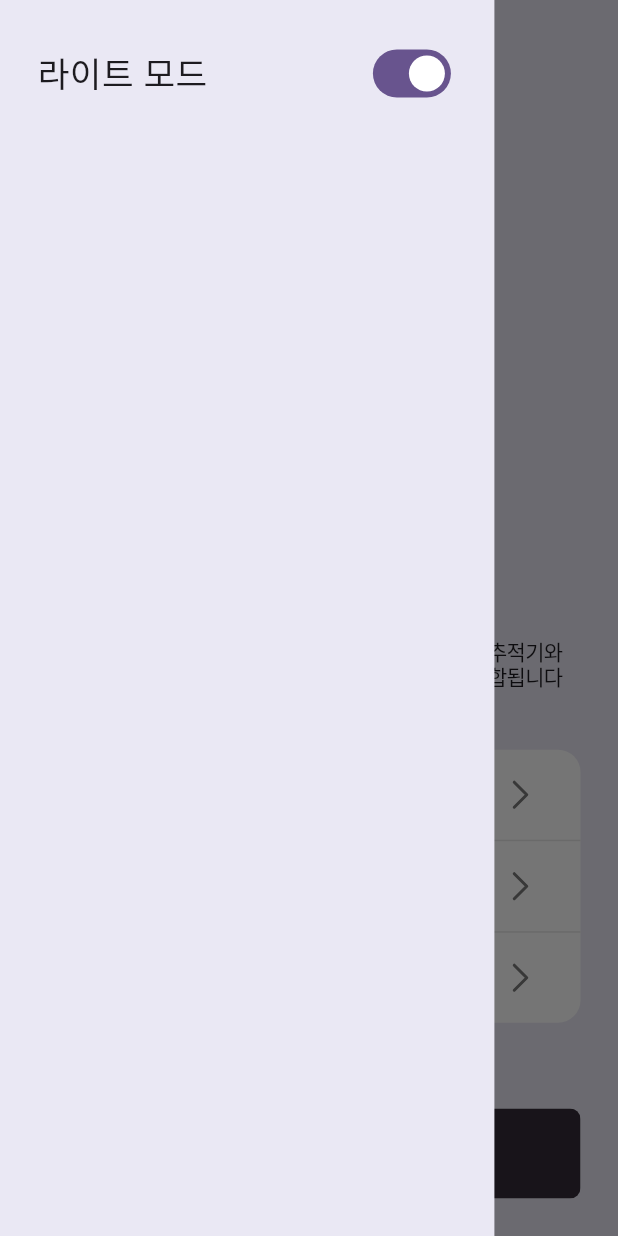
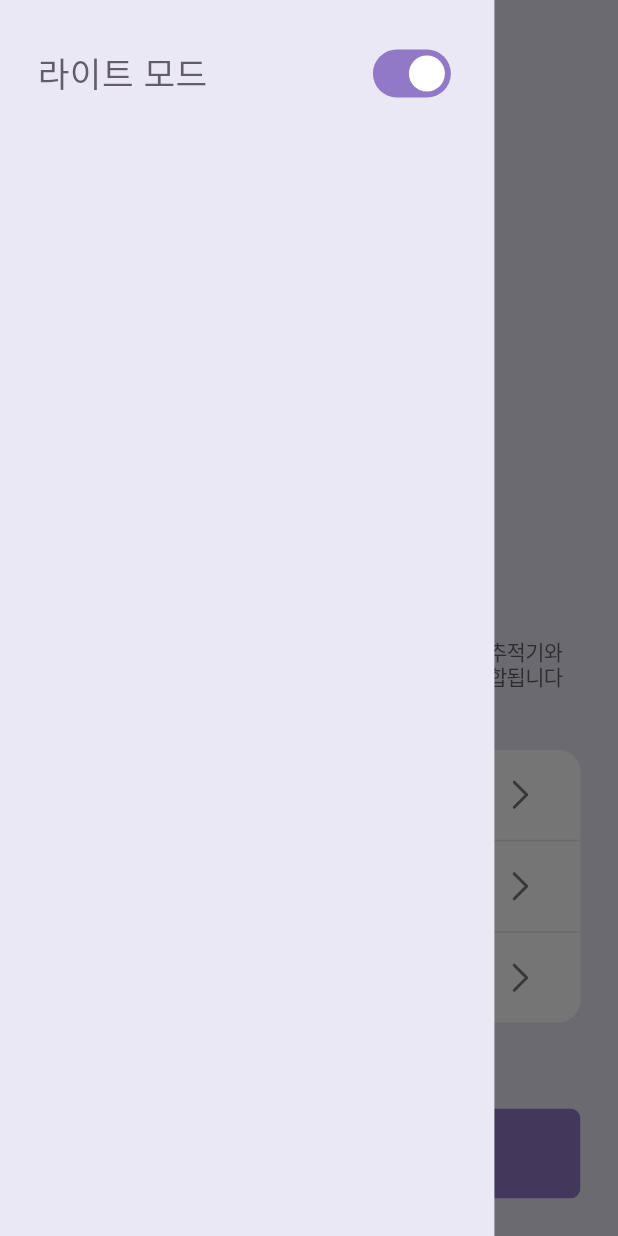
Before and after one commit to sudar-life/flutter_theme_sample, a Flutter app: the screen it shows after launch, after a tap on an icon or button, on a phone screen of 412 x 824 dp. Run offline on Flutter 3.47's test engine with Material 2 defaults, Android fonts, the phone set to English and light mode, and no system bars; our stand-ins replace flutter_svg, google_fonts.

Commit message:
기본 theme 설정

```diff
--- a/lib/src/app.dart
+++ b/lib/src/app.dart
@@ -8,12 +8,62 @@ class MyApp extends StatelessWidget {
   Widget build(BuildContext context) {
     return MaterialApp(
       title: 'Flutter Demo',
-      theme: ThemeData(
-        colorScheme: ColorScheme.fromSeed(seedColor: Colors.deepPurple),
-        useMaterial3: true,
-        scaffoldBackgroundColor: const Color(0xffEAE8F4),
-      ),
+      theme: lightMode,
+      darkTheme: darkMode,
       home: const Home(),
     );
   }
 }
+
+ThemeData lightMode = ThemeData(
+  useMaterial3: true,
+  scaffoldBackgroundColor: const Color(0xffEAE8F4),
+  textTheme: TextTheme(
+    titleLarge: const TextStyle(color: Color(0xff28222B)),
+    titleSmall: TextStyle(color: const Color(0xff28222B).withOpacity(0.7)),
+    labelLarge: const TextStyle(color: Colors.white),
+    displayMedium: const TextStyle(color: Color(0xff9279C8)),
+  ),
+  colorScheme: const ColorScheme.light(
+    primary: Color(0xffEAE8F4),
+    secondary: Colors.white,
+  ),
+  buttonTheme: const ButtonThemeData(
+    colorScheme: ColorScheme.light(
+      primary: Color(0xff9279C8),
+    ),
+  ),
+  switchTheme: SwitchThemeData(
+    thumbColor: MaterialStateProperty.all(Colors.white),
+    trackColor: MaterialStateProperty.all(
+      const Color(0xff9279C8),
+    ),
+  ),
+  iconTheme: const IconThemeData(color: Colors.black),
+);
+ThemeData darkMode = ThemeData(
+  useMaterial3: true,
+  scaffoldBackgroundColor: const Color(0xff28222B),
+  textTheme: TextTheme(
+    titleLarge: const TextStyle(color: Color(0xffDADADA)),
+    titleSmall: TextStyle(color: const Color(0xffDADADA).withOpacity(0.7)),
+    labelLarge: const TextStyle(color: Colors.white),
+    displayMedium: const TextStyle(color: Color(0xff8ABD93)),
+  ),
+  colorScheme: const ColorScheme.dark(
+    primary: Color(0xff28222B),
+    secondary: Color(0xff342C38),
+  ),
+  buttonTheme: const ButtonThemeData(
+    colorScheme: ColorScheme.dark(
+      primary: Color(0xff8ABD93),
+    ),
+  ),
+  switchTheme: SwitchThemeData(
+    thumbColor: MaterialStateProperty.all(Colors.black),
+    trackColor: MaterialStateProperty.all(
+      const Color(0xffDEDEDE),
+    ),
+  ),
+  iconTheme: const IconThemeData(color: Colors.white),
+);
--- a/lib/src/components/app_font.dart
+++ b/lib/src/components/app_font.dart
@@ -4,7 +4,7 @@ import 'package:google_fonts/google_fonts.dart';
 class AppFont extends StatelessWidget {
   final String text;
   final Color? color;
-  final double? size;
+  final double size;
   final TextAlign? align;
   final FontWeight? fontWeight;
   final double? letterSpacing;
@@ -15,7 +15,7 @@ class AppFont extends StatelessWidget {
     super.key,
     this.color,
     this.align,
-    this.size,
+    this.size = 15,
     this.fontWeight,
     this.letterSpacing,
     this.lineHeight,
@@ -27,7 +27,9 @@ class AppFont extends StatelessWidget {
       text,
       textAlign: align,
       style: GoogleFonts.notoSans(
-        color: color,
+        color: size >= 28
+            ? color ?? Theme.of(context).textTheme.titleLarge!.color!
+            : color ?? Theme.of(context).textTheme.titleSmall!.color!,
         fontSize: size,
         fontWeight: fontWeight,
         letterSpacing: letterSpacing,
--- a/lib/src/components/btn.dart
+++ b/lib/src/components/btn.dart
@@ -5,12 +5,12 @@ class Btn extends StatelessWidget {
   final String text;
   final Function() onTap;
   final EdgeInsets padding;
-  final Color color;
+  final Color? color;
   const Btn({
     super.key,
     required this.text,
     required this.onTap,
-    this.color = const Color(0xff342C38),
+    this.color,
     this.padding = const EdgeInsets.symmetric(vertical: 10, horizontal: 20),
   });
 
@@ -22,13 +22,13 @@ class Btn extends StatelessWidget {
         borderRadius: BorderRadius.circular(7),
         child: Container(
           padding: padding,
-          color: color,
+          color: color ?? Theme.of(context).buttonTheme.colorScheme!.primary,
           child: Center(
             child: AppFont(
               text,
               size: 20,
               fontWeight: FontWeight.bold,
-              color: Colors.white,
+              color: Theme.of(context).textTheme.labelLarge!.color,
             ),
           ),
         ),
--- a/lib/src/components/theme_drawer.dart
+++ b/lib/src/components/theme_drawer.dart
@@ -15,7 +15,7 @@ class _ThemeDrawerState extends State<ThemeDrawer> {
   @override
   Widget build(BuildContext context) {
     return Container(
-      color: const Color(0xffEAE8F4),
+      color: Theme.of(context).colorScheme.primary,
       width: MediaQuery.of(context).size.width * 0.8,
       child: SafeArea(
         child: Padding(
@@ -31,8 +31,6 @@ class _ThemeDrawerState extends State<ThemeDrawer> {
                   ),
                   Switch(
                     value: isLightMode,
-                    inactiveThumbColor: const Color(0xff28222B),
-                    inactiveTrackColor: const Color(0xffDEDEDE),
                     onChanged: (ck) {
                       setState(() {
                         isLightMode = ck;
--- a/lib/src/page/home.dart
+++ b/lib/src/page/home.dart
@@ -53,10 +53,15 @@ class _HeaderWidget extends StatelessWidget {
       child: Stack(
         children: [
           GestureDetector(
-              onTap: () {
-                Scaffold.of(context).openDrawer();
-              },
-              child: SvgPicture.asset('assets/svg/icon_drawer.svg')),
+            onTap: () {
+              Scaffold.of(context).openDrawer();
+            },
+            child: SvgPicture.asset(
+              'assets/svg/icon_drawer.svg',
+              colorFilter: ColorFilter.mode(
+                  Theme.of(context).iconTheme.color!, BlendMode.srcIn),
+            ),
+          ),
           Center(child: Image.asset('assets/images/card_image.png')),
         ],
       ),
@@ -123,15 +128,18 @@ class _AgreementBoxState extends State<_AgreementBox> {
           children: [
             SvgPicture.asset(
               isChecked
-                  ? 'assets/svg/icon_radio_light_on.svg'
-                  : 'assets/svg/icon_radio_light_off.svg',
+                  ? 'assets/svg/icon_radio_on.svg'
+                  : 'assets/svg/icon_radio_off.svg',
+              colorFilter: ColorFilter.mode(
+                  Theme.of(context).textTheme.displayMedium!.color!,
+                  BlendMode.srcIn),
             ),
             const SizedBox(width: 10),
             Expanded(
               child: AppFont(
                 name,
                 color: isChecked
-                    ? const Color(0xff483473)
+                    ? Theme.of(context).textTheme.displayMedium!.color
                     : const Color(0xff717171),
                 size: 20,
               ),
@@ -148,7 +156,7 @@ class _AgreementBoxState extends State<_AgreementBox> {
     return Container(
       decoration: BoxDecoration(
         borderRadius: BorderRadius.circular(15),
-        color: Colors.white,
+        color: Theme.of(context).colorScheme.secondary,
       ),
       child: Column(
         children: [
@@ -161,7 +169,7 @@ class _AgreementBoxState extends State<_AgreementBox> {
               });
             },
           ),
-          const Divider(color: Color(0xffE7E7E7), height: 1),
+          Divider(color: Theme.of(context).colorScheme.primary, height: 1),
           agreementSingleWidget(
             name: '개인정보 처리방침',
             isChecked: isCheckedPrivacyPolicy,
@@ -171,7 +179,7 @@ class _AgreementBoxState extends State<_AgreementBox> {
               });
             },
           ),
-          const Divider(color: Color(0xffE7E7E7), height: 1),
+          Divider(color: Theme.of(context).colorScheme.primary, height: 1),
           agreementSingleWidget(
             name: '마케팅정보 수신 동의',
             isChecked: isCheckedMarketing,
```
Also changed, not shown: assets/svg/icon_radio_dark_on.svg (deleted), assets/svg/icon_radio_light_off.svg (deleted), assets/svg/icon_radio_off.svg, assets/svg/icon_radio_on.svg.
